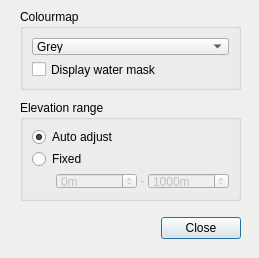
This is dlgElevConfig.ui in MatiasSaibene/Orbiter-TileEdit_for_Linux as Qt 5 draws it before an edit. The edited form follows.
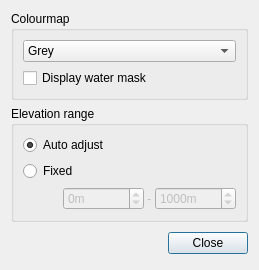
This is the edited form.

Commit message: Improved application layout

Patch:
```diff
--- a/dlgElevConfig.ui
+++ b/dlgElevConfig.ui
@@ -13,65 +13,9 @@
   <property name="windowTitle">
    <string>tileedit: Elevation display</string>
   </property>
-  <widget class="QWidget" name="layoutWidget">
-   <property name="geometry">
-    <rect>
-     <x>20</x>
-     <y>212</y>
-     <width>221</width>
-     <height>33</height>
-    </rect>
-   </property>
-   <layout class="QHBoxLayout">
-    <property name="spacing">
-     <number>6</number>
-    </property>
-    <property name="leftMargin">
-     <number>0</number>
-    </property>
-    <property name="topMargin">
-     <number>0</number>
-    </property>
-    <property name="rightMargin">
-     <number>0</number>
-    </property>
-    <property name="bottomMargin">
-     <number>0</number>
-    </property>
-    <item>
-     <spacer>
-      <property name="orientation">
-       <enum>Qt::Horizontal</enum>
-      </property>
-      <property name="sizeHint" stdset="0">
-       <size>
-        <width>131</width>
-        <height>31</height>
-       </size>
-      </property>
-     </spacer>
-    </item>
-    <item>
-     <widget class="QPushButton" name="pushClose">
-      <property name="text">
-       <string>Close</string>
-      </property>
-      <property name="default">
-       <bool>true</bool>
-      </property>
-     </widget>
-    </item>
-   </layout>
-  </widget>
+  <layout class="QGridLayout" name="gridLayout">
+   <item row="0" column="0">
   <widget class="QGroupBox" name="groupBox">
-   <property name="geometry">
-    <rect>
-     <x>20</x>
-     <y>9</y>
-     <width>221</width>
-     <height>81</height>
-    </rect>
-   </property>
    <property name="title">
     <string>Colourmap</string>
    </property>
@@ -109,15 +53,9 @@
     </item>
    </layout>
   </widget>
+   </item>
+   <item row="1" column="0">
   <widget class="QGroupBox" name="groupBox_2">
-   <property name="geometry">
-    <rect>
-     <x>20</x>
-     <y>100</y>
-     <width>221</width>
-     <height>101</height>
-    </rect>
-   </property>
    <property name="title">
     <string>Elevation range</string>
    </property>
@@ -214,6 +152,50 @@
     </item>
    </layout>
   </widget>
+   </item>
+   <item row="2" column="0">
+    <layout class="QHBoxLayout">
+     <property name="spacing">
+      <number>6</number>
+     </property>
+     <property name="leftMargin">
+      <number>0</number>
+     </property>
+     <property name="topMargin">
+      <number>0</number>
+     </property>
+     <property name="rightMargin">
+      <number>0</number>
+     </property>
+     <property name="bottomMargin">
+      <number>0</number>
+     </property>
+     <item>
+      <spacer>
+       <property name="orientation">
+        <enum>Qt::Orientation::Horizontal</enum>
+       </property>
+       <property name="sizeHint" stdset="0">
+        <size>
+         <width>131</width>
+         <height>31</height>
+        </size>
+       </property>
+      </spacer>
+     </item>
+     <item>
+      <widget class="QPushButton" name="pushClose">
+       <property name="text">
+        <string>Close</string>
+       </property>
+       <property name="default">
+        <bool>true</bool>
+       </property>
+      </widget>
+     </item>
+    </layout>
+   </item>
+  </layout>
  </widget>
  <resources/>
  <connections>
```
Left out of the diff: 2 changed lines with no effect on the pictures. Lines whose indentation alone changed are shown as unchanged. The commit also changes 5 other files.
